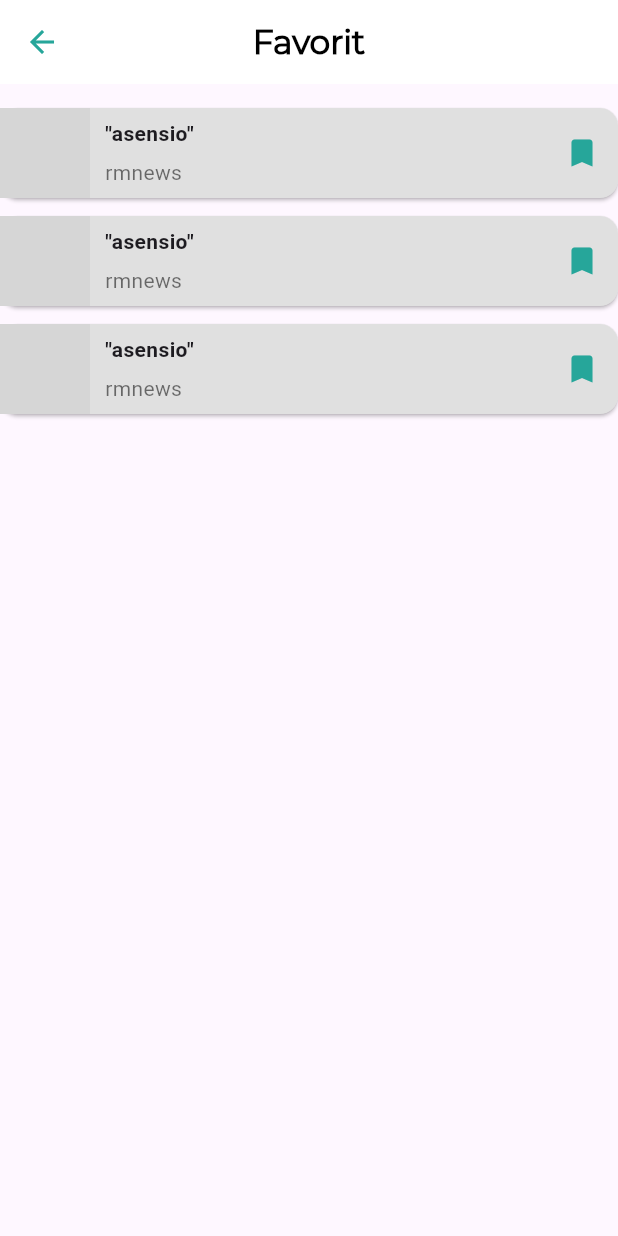
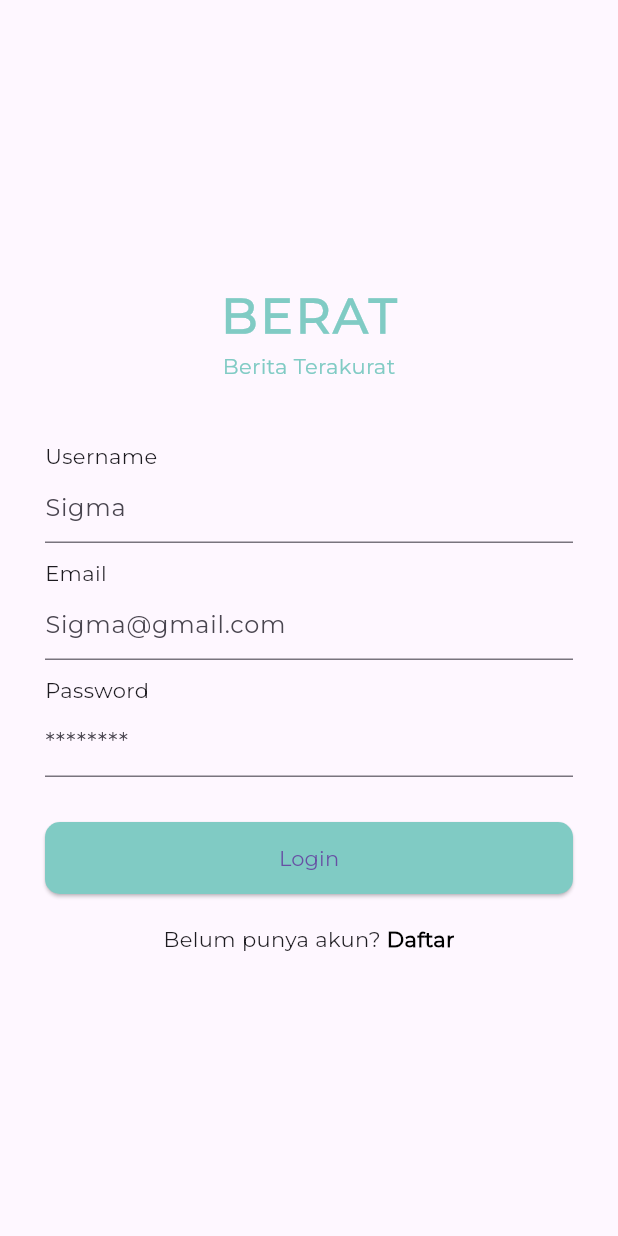
Before and after one commit to NovalFerdiansyahh/berat, a Flutter app: the screen it shows after launch, on a phone screen of 412 x 824 dp. Run offline on Flutter 3.47's test engine with Material 3 defaults, Android fonts, the phone set to English and light mode, and no system bars; grey boxes are pictures that could not be loaded.

Commit message:
halaman login dan daftar

```diff
--- a/lib/main.dart
+++ b/lib/main.dart
@@ -2,6 +2,7 @@ import 'package:berat/pages/halaman_detail.dart';
 import 'package:berat/pages/halaman_komentar.dart';
 
 import 'package:berat/pages/halaman_favorit.dart';
+import 'package:berat/pages/halaman_login.dart';
 import 'package:berat/pages/halaman_utama.dart';
 import 'package:flutter/material.dart';
 
@@ -14,6 +15,6 @@ class MyApp extends StatelessWidget {
 
   @override
   Widget build(BuildContext context) {
-    return MaterialApp(debugShowCheckedModeBanner: false, home: HalamanFavorit());
+    return MaterialApp(debugShowCheckedModeBanner: false, home: LoginPage(), theme: ThemeData(fontFamily: "Montserrat-Regular"),);
   }
 }
--- a/lib/pages/halaman_login.dart
+++ b/lib/pages/halaman_login.dart
@@ -1,6 +1,117 @@
-import 'package:berat/main.dart';
 import 'package:flutter/material.dart';
 
-void main(List<String> args) {
-  runApp(MyApp());
+class LoginPage extends StatelessWidget {
+  final TextEditingController usernameController = TextEditingController();
+  final TextEditingController emailController = TextEditingController();
+  final TextEditingController passwordController = TextEditingController();
+
+  @override
+  Widget build(BuildContext context) {
+    return Scaffold(
+      body: Padding(
+        padding: const EdgeInsets.symmetric(horizontal: 30),
+        child: Column(
+          mainAxisAlignment: MainAxisAlignment.center,
+          children: [
+            Text(
+              'BERAT',
+              style: TextStyle(
+                fontSize: 32,
+                fontWeight: FontWeight.bold,
+                color: Colors.teal[200],
+                letterSpacing: 2,
+              ),
+            ),
+            Text(
+              'Berita Terakurat',
+              style: TextStyle(
+                fontSize: 14,
+                color: Colors.teal[200],
+              ),
+            ),
+            const SizedBox(height: 40),
+
+
+            Align(
+              alignment: Alignment.centerLeft,
+              child: Text("Username"),
+            ),
+            TextField(
+              controller: usernameController,
+              decoration: InputDecoration(
+                hintText: 'Sigma',
+              ),
+            ),
+            const SizedBox(height: 10),
+
+            Align(
+              alignment: Alignment.centerLeft,
+              child: Text("Email"),
+            ),
+            TextField(
+              controller: emailController,
+              decoration: InputDecoration(
+                hintText: 'Sigma@gmail.com',
+              ),
+            ),
+            const SizedBox(height: 10),
+
+
+            Align(
+              alignment: Alignment.centerLeft,
+              child: Text("Password"),
+            ),
+            TextField(
+              controller: passwordController,
+              obscureText: true,
+              decoration: InputDecoration(
+                hintText: '********',
+              ),
+            ),
+            const SizedBox(height: 30),
+
+
+            SizedBox(
+              width: double.infinity,
+              child: ElevatedButton(
+                onPressed: () {
+
+                },
+                style: ElevatedButton.styleFrom(
+                  backgroundColor: Colors.teal[200],
+                  shape: RoundedRectangleBorder(
+                    borderRadius: BorderRadius.circular(10),
+                  ),
+                  padding: const EdgeInsets.symmetric(vertical: 14),
+                ),
+                child: const Text('Login'),
+              ),
+            ),
+
+            const SizedBox(height: 20),
+
+
+            Row(
+              mainAxisAlignment: MainAxisAlignment.center,
+              children: [
+                const Text("Belum punya akun? "),
+                GestureDetector(
+                  onTap: () {
+
+                  },
+                  child: const Text(
+                    "Daftar",
+                    style: TextStyle(
+                      fontWeight: FontWeight.bold,
+                      color: Colors.black,
+                    ),
+                  ),
+                )
+              ],
+            )
+          ],
+        ),
+      ),
+    );
+  }
 }
```
Also changed, not shown: lib/pages/halaman_register.dart (added, +165 -0 lines).
